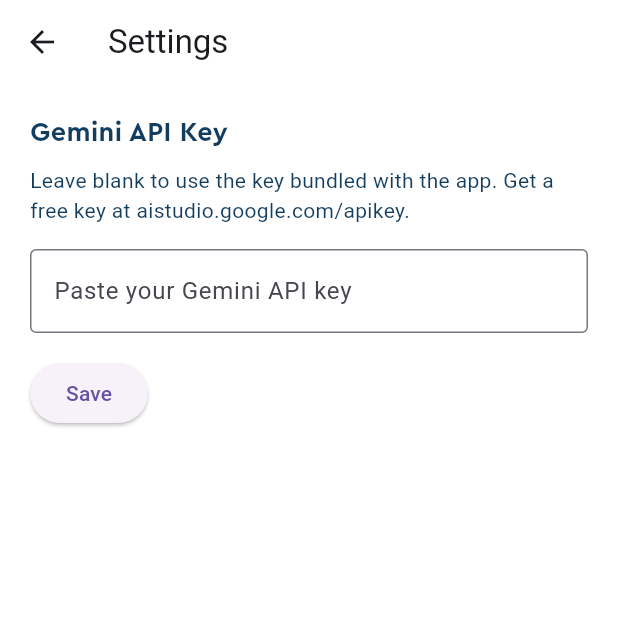
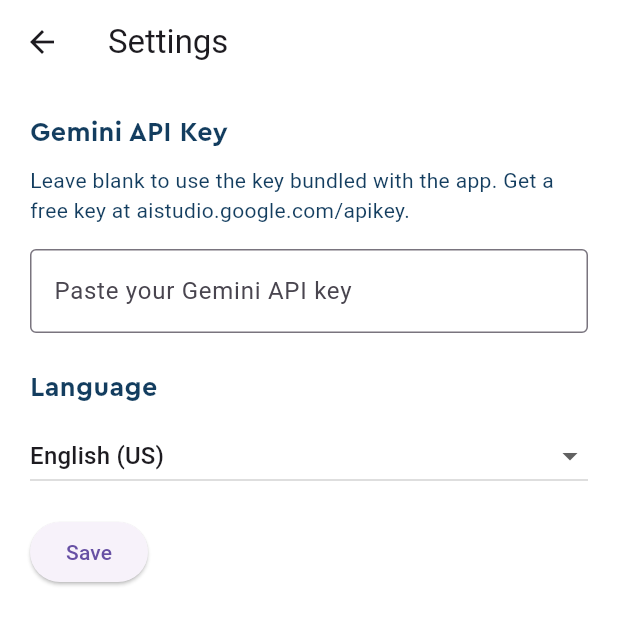
Before and after one commit to Amna-Liaqat-Ali/Voice-Assitant-App, a Flutter app: the screen it shows after launch, after a tap on the "menu" icon, on a phone screen of 412 x 824 dp. Shown: the top 625 px of the screen. Run offline on Flutter 3.47's test engine with Material 3 defaults, Android fonts, the light colour scheme and no system bars; our stand-ins replace animate_do, flutter_tts, shared_preferences, speech_to_text.

Commit message:
Added multi-language support for speech recognition and text-to-speech

```diff
--- a/lib/settings_page.dart
+++ b/lib/settings_page.dart
@@ -1,6 +1,16 @@
 import 'package:flutter/material.dart';
 import 'package:shared_preferences/shared_preferences.dart';
 import 'package:voice_assistant/pallete.dart';
+
+const _localePrefKey = 'assistant_locale';
+const supportedLocales = {
+  'en-US': 'English (US)',
+  'es-ES': 'Spanish',
+  'fr-FR': 'French',
+  'hi-IN': 'Hindi',
+  'ur-PK': 'Urdu',
+};
+const _defaultLocale = 'en-US';
 
 class SettingsPage extends StatefulWidget {
   const SettingsPage({super.key});
@@ -13,16 +23,18 @@
   static const _apiKeyPrefKey = 'gemini_api_key_override';
   final _controller = TextEditingController();
   bool _loading = true;
+  String _selectedLocale = _defaultLocale;
 
   @override
   void initState() {
     super.initState();
-    _loadSavedKey();
+    _loadSettings();
   }
 
-  Future<void> _loadSavedKey() async {
+  Future<void> _loadSettings() async {
     final prefs = await SharedPreferences.getInstance();
     _controller.text = prefs.getString(_apiKeyPrefKey) ?? '';
+    _selectedLocale = prefs.getString(_localePrefKey) ?? _defaultLocale;
     setState(() => _loading = false);
   }
 
@@ -34,10 +46,11 @@
     } else {
       await prefs.setString(_apiKeyPrefKey, key);
     }
+    await prefs.setString(_localePrefKey, _selectedLocale);
     if (mounted) {
       ScaffoldMessenger.of(
         context,
-      ).showSnackBar(const SnackBar(content: Text('API key saved')));
+      ).showSnackBar(const SnackBar(content: Text('Settings saved')));
     }
   }
 
@@ -82,6 +95,33 @@
                       hintText: 'Paste your Gemini API key',
                     ),
                   ),
+                  const SizedBox(height: 24),
+                  Text(
+                    'Language',
+                    style: TextStyle(
+                      fontFamily: 'Cera Pro',
+                      fontSize: 18,
+                      fontWeight: FontWeight.bold,
+                      color: Pallete.fontColor(context),
+                    ),
+                  ),
+                  const SizedBox(height: 8),
+                  DropdownButton<String>(
+                    value: _selectedLocale,
+                    isExpanded: true,
+                    items: [
+                      for (final entry in supportedLocales.entries)
+                        DropdownMenuItem(
+                          value: entry.key,
+                          child: Text(entry.value),
+                        ),
+                    ],
+                    onChanged: (value) {
+                      if (value != null) {
+                        setState(() => _selectedLocale = value);
+                      }
+                    },
+                  ),
                   const SizedBox(height: 16),
                   ElevatedButton(onPressed: _save, child: const Text('Save')),
                 ],
@@ -97,3 +137,9 @@
   final key = prefs.getString('gemini_api_key_override');
   return (key == null || key.isEmpty) ? null : key;
 }
+
+//the BCP-47 locale to use for speech-to-text and text-to-speech
+Future<String> loadAssistantLocale() async {
+  final prefs = await SharedPreferences.getInstance();
+  return prefs.getString(_localePrefKey) ?? _defaultLocale;
+}
```
Also changed, not shown: lib/HomePage.dart (+6 -1 lines).
